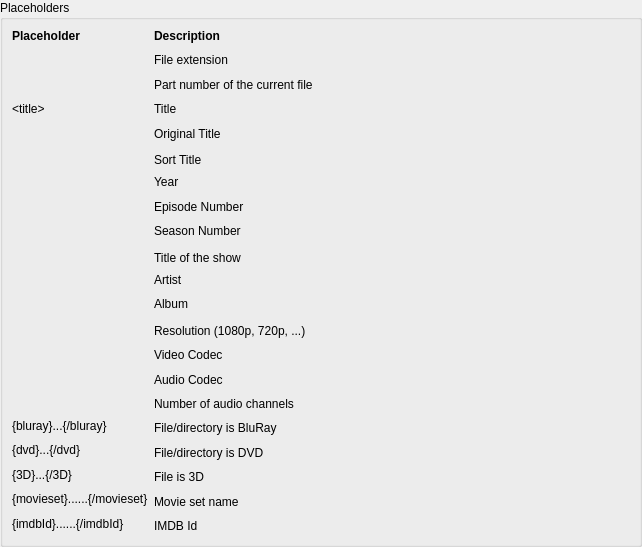
Above: renamer/RenamerPlaceholders.ui from Komet/MediaElch before the change. Below: the same form after it.
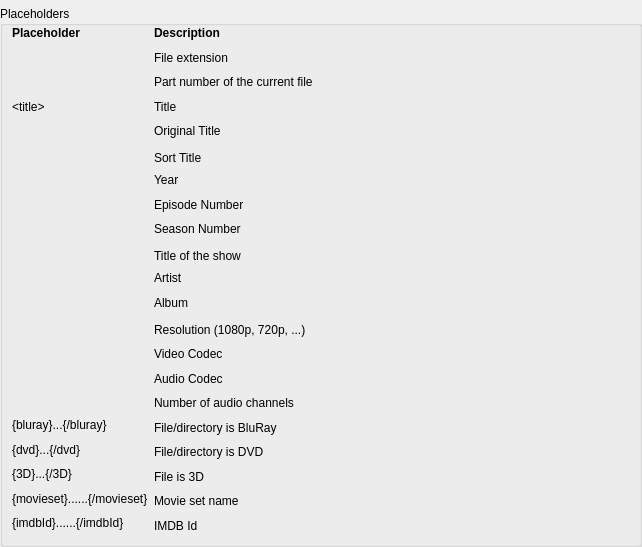
That is the form after the change.

Commit message: [Renamer] Fix group box title ui

Patch:
```diff
--- a/renamer/RenamerPlaceholders.ui
+++ b/renamer/RenamerPlaceholders.ui
@@ -18,7 +18,7 @@
     <number>0</number>
    </property>
    <property name="topMargin">
-    <number>0</number>
+    <number>6</number>
    </property>
    <property name="rightMargin">
     <number>0</number>
@@ -32,6 +32,9 @@
       <string>Placeholders</string>
      </property>
      <layout class="QVBoxLayout" name="verticalLayout_2">
+      <property name="topMargin">
+       <number>0</number>
+      </property>
       <item>
        <layout class="QGridLayout" name="gridLayout_2" columnstretch="0,1">
         <item row="18" column="0">
```
The commit also changes 1 other file.
